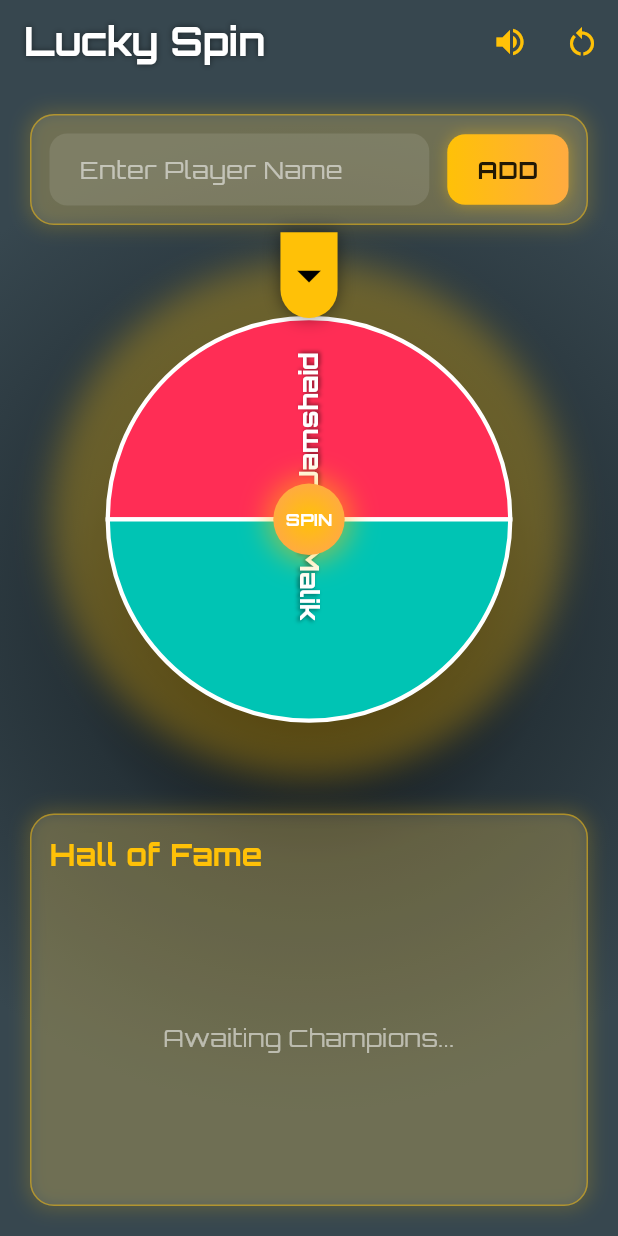
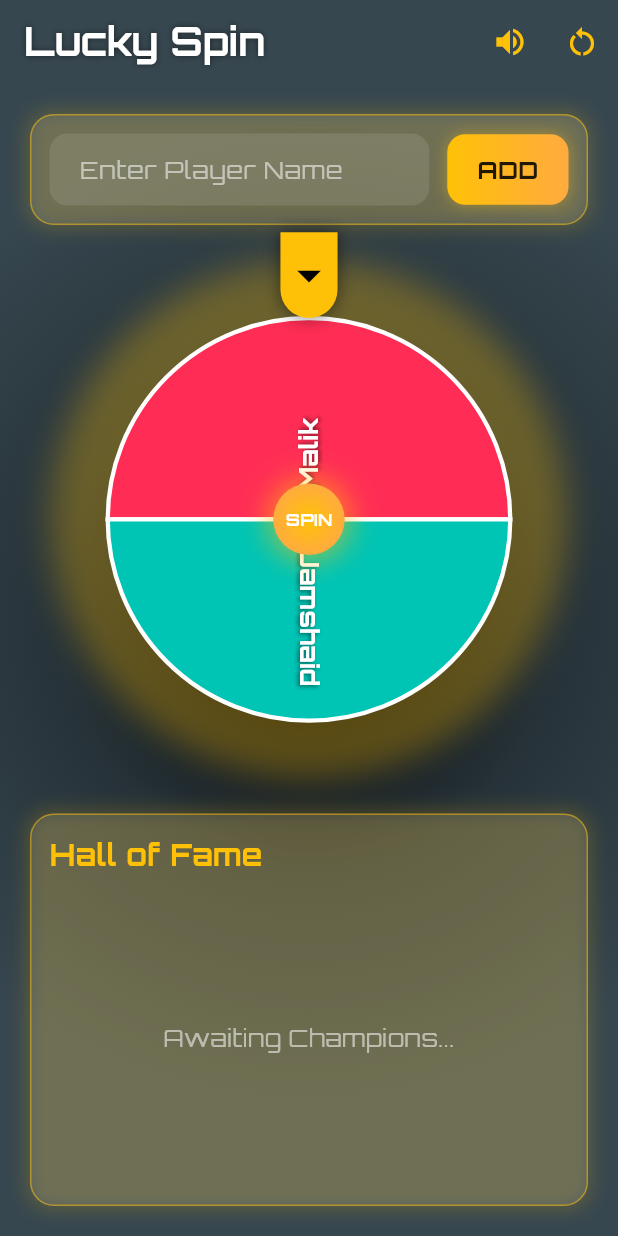
Before and after one commit to JamshaidMallik/LuckyWheel_app, a Flutter app: the screen it shows after launch, on a phone screen of 412 x 824 dp. Run offline on Flutter 3.47's test engine with Material 3 defaults, Android fonts, the phone set to English and light mode, and no system bars; drawn by our look-alikes of flutter_fortune_wheel; our stand-ins replace audioplayers, google_fonts.

```diff
--- a/lib/wheel_app.dart
+++ b/lib/wheel_app.dart
@@ -15,7 +15,7 @@ class _SpinnerScreenState extends State<SpinnerScreen>
     with SingleTickerProviderStateMixin {
   final player = AudioPlayer();
   bool isSoundEnabled = true; // Sound toggle
-  final List<String> names = ['Jamshaid', 'Malik'];
+  final List<String> names = ['Malik', 'Jamshaid'];
   final List<String> winners = [];
   final TextEditingController nameController = TextEditingController();
   final StreamController<int> selected = StreamController<int>();
```
Also changed, not shown: 1 other file.
